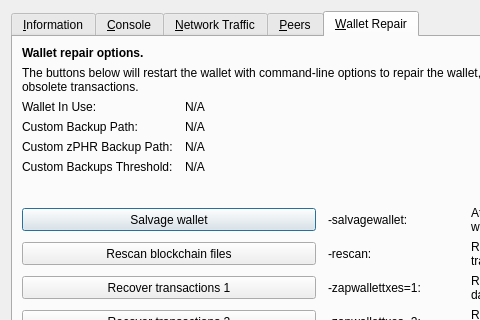
Before: the Qt Designer form src/qt/forms/rpcconsole.ui in vpubchain/Phore, drawn with Qt 5; both pictures show x 0 to 480 and y 0 to 320 of the 769 by 485 pixel window.
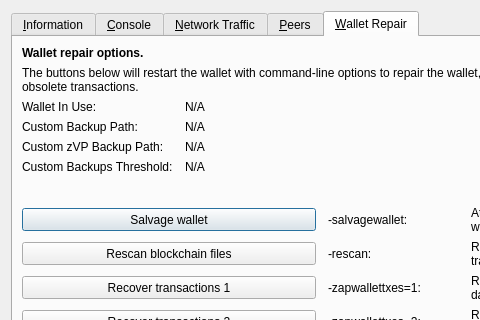
After: the same form once the commit is applied. The open tabs and pages were chosen to show the change. Icons and pictures are not drawn. Custom widgets are drawn as their Qt base class.

The edit to the form file:
```diff
--- a/src/qt/forms/rpcconsole.ui
+++ b/src/qt/forms/rpcconsole.ui
@@ -1328,7 +1328,7 @@
        <item row="4" column="0">
         <widget class="QLabel" name="wallet_customzphrbackuppath_label">
          <property name="text">
-          <string>Custom zPHR Backup Path:</string>
+          <string>Custom zVP Backup Path:</string>
          </property>
          <property name="visible">
           <bool>false</bool>
```
